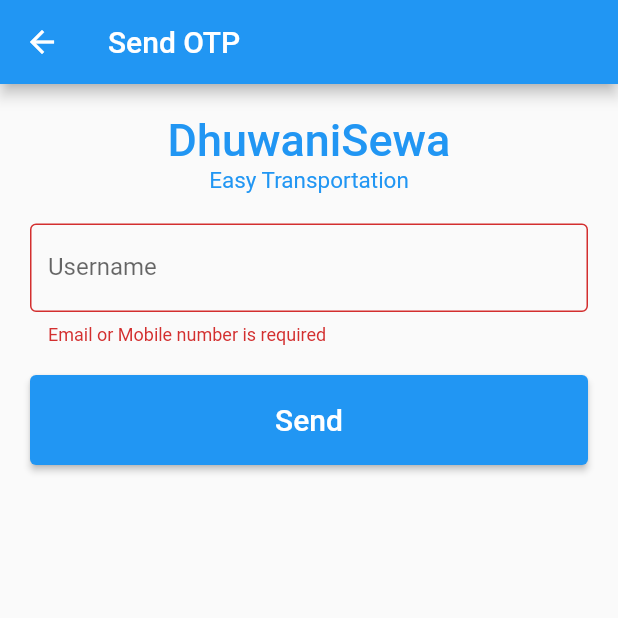
After one commit to BinayKushwaha/Mobile_App_DhuwaniSewa, a Flutter app: the OtpResend screen opened directly, after a tap on "Send", on a phone screen of 412 x 824 dp, the top half of it. The commit adds this screen. Run offline on Flutter 3.47's test engine with Material 2 defaults, Android fonts, the phone set to English and light mode, and no system bars; our stand-ins replace get_it; missing offline and left inert: enum_to_string.

Commit message:
Account verification if account is not verified

```diff
--- a/mobile_app_dhuwanisewa/lib/Account/AccountVerificationForm.dart
+++ b/mobile_app_dhuwanisewa/lib/Account/AccountVerificationForm.dart
@@ -74,8 +74,6 @@ class AccountVerficationFormState extends State<AccountVerficationForm> {
                       final String userName = widget.userName;
                       ResponseModel response=await _accountService.resendOtp(userName);
                       CustomNotification.showNotification(context, response.message, response.status);
-                      print('otp username: ' + userName);
-                      // call resend end points
                     },
                     child: Text(
                       'Resend',
--- a/mobile_app_dhuwanisewa/lib/Account/Login.dart
+++ b/mobile_app_dhuwanisewa/lib/Account/Login.dart
@@ -9,6 +9,9 @@ import 'package:mobile_app_dhuwanisewa/Commmon/CustomWidget/CustomNotification.d
 import 'package:mobile_app_dhuwanisewa/CustomValidator/CustomValidator.dart';
 import 'package:mobile_app_dhuwanisewa/Enum/ResponseStatus.dart';
 import 'package:mobile_app_dhuwanisewa/ServiceLocator/ServiceLocator.dart';
+
+import 'OtpResendForm.dart';
+import 'VerfiyAccount.dart';
 
 class LoginPage extends StatefulWidget {
   @override
@@ -187,6 +190,12 @@ class LoginFormState extends State<LoginForm> {
                       style:
                           TextStyle(fontWeight: FontWeight.w500, fontSize: 15)),
                 ),
+                TextButton(
+                    onPressed: () {
+                      Navigator.push(context,
+                          MaterialPageRoute(builder: (context) => OtpResend()));
+                    },
+                    child: Text('Verify your account')),
                 Container(
                   height: 80,
                   padding: EdgeInsets.all(10),
--- /dev/null
+++ b/mobile_app_dhuwanisewa/lib/Account/OtpResendForm.dart
@@ -0,0 +1,110 @@
+import 'package:enum_to_string/enum_to_string.dart';
+import 'package:flutter/material.dart';
+import 'package:mobile_app_dhuwanisewa/Account/Header.dart';
+import 'package:mobile_app_dhuwanisewa/Commmon/CustomWidget/CustomNotification.dart';
+import 'package:mobile_app_dhuwanisewa/Commmon/Model/ResponseModel.dart';
+import 'package:mobile_app_dhuwanisewa/CustomValidator/CustomValidator.dart';
+import 'package:mobile_app_dhuwanisewa/Enum/ResponseStatus.dart';
+import 'package:mobile_app_dhuwanisewa/ServiceLocator/ServiceLocator.dart';
+
+import 'Service/AccountService.dart';
+import 'VerfiyAccount.dart';
+
+class OtpResend extends StatefulWidget {
+  @override
+  OtpResendState createState() {
+    return OtpResendState();
+  }
+}
+
+class OtpResendState extends State<OtpResend> {
+  @override
+  Widget build(BuildContext context) {
+    return new Scaffold(
+      appBar: AppBar(
+        title: Text("Send OTP"),
+        backgroundColor: Colors.blue,
+      ),
+      body: Container(
+        padding: EdgeInsets.all(10),
+        child: ListView(
+          children: [appHeading(), ResendForm()],
+        ),
+      ),
+    );
+  }
+}
+
+class ResendForm extends StatefulWidget {
+  @override
+  ResendFormState createState() {
+    return ResendFormState();
+  }
+}
+
+class ResendFormState extends State<ResendForm> {
+  TextEditingController _userNameController = TextEditingController();
+  final _formKey = GlobalKey<FormState>();
+  AccountService _accountService = getIt<AccountService>();
+
+  @override
+  Widget build(BuildContext context) {
+    return Form(
+        key: _formKey,
+        child: Column(
+          crossAxisAlignment: CrossAxisAlignment.stretch,
+          children: [
+            Container(
+              padding: EdgeInsets.all(10),
+              child: TextFormField(
+                controller: _userNameController,
+                decoration: InputDecoration(
+                    border: OutlineInputBorder(),
+                    labelText: "Username",
+                    hintText: "Email or Mobile number"),
+                validator: (value) {
+                  if (value == null || value.isEmpty) {
+                    return "Email or Mobile number is required";
+                  }
+                  if (!CustomValidator.isEmail(value) &&
+                      !CustomValidator.isMobileNumber(value))
+                    return "Invalid Username format.";
+                  return null;
+                },
+              ),
+            ),
+            Container(
+              height: 80,
+              padding: EdgeInsets.all(10),
+              child: ElevatedButton(
+                style: ButtonStyle(
+                    backgroundColor: MaterialStateProperty.all(Colors.blue)),
+                child: Text(
+                  "Send",
+                  style: TextStyle(fontSize: 20),
+                ),
+                onPressed: () async {
+                  if (_formKey.currentState!.validate()) {
+                    String userName = _userNameController.text;
+                    ResponseModel response =
+                        await _accountService.resendOtp(userName);
+                    if (response.status ==
+                        EnumToString.convertToString(ResponseStatus.Success)) {
+                      Navigator.push(
+                          context,
+                          MaterialPageRoute(
+                              builder: (context) => VerifyAccount(
+                                    userName: userName,
+                                  )));
+                    } else {
+                      CustomNotification.showNotification(
+                          context, response.message, response.status);
+                    }
+                  }
+                },
+              ),
+            )
+          ],
+        ));
+  }
+}
--- a/mobile_app_dhuwanisewa/lib/Account/RegistrationForm.dart
+++ b/mobile_app_dhuwanisewa/lib/Account/RegistrationForm.dart
@@ -56,21 +56,17 @@ class RegistrationFormState extends State<RegistrationForm> {
                     dynamic result = await _accountService.save(reuestParam);
                     String message = result["message"];
                     String status = result["status"];
-                    // if (status ==
-                    //     EnumToString.convertToString(ResponseStatus.Success)) {
-                    //   Navigator.push(
-                    //       context,
-                    //       MaterialPageRoute(
-                    //           builder: (context) => VerifyAccount()));
-                    // } else {
-                    //   CustomNotification.showNotification(
-                    //       context, message, status);
-                    //   Navigator.of(context).pop();
-                    // }
-                    Navigator.push(
-                        context,
-                        MaterialPageRoute(
-                            builder: (context) => VerifyAccount(userName: reuestParam.userName,)));
+                    if (status ==
+                        EnumToString.convertToString(ResponseStatus.Success)) {
+                      Navigator.push(
+                          context,
+                          MaterialPageRoute(
+                              builder: (context) => VerifyAccount(userName:reuestParam.userName )));
+                    } else {
+                      CustomNotification.showNotification(
+                          context, message, status);
+                      Navigator.of(context).pop();
+                    }
                   },
                   child: const Text("Ok"))
             ],
```
